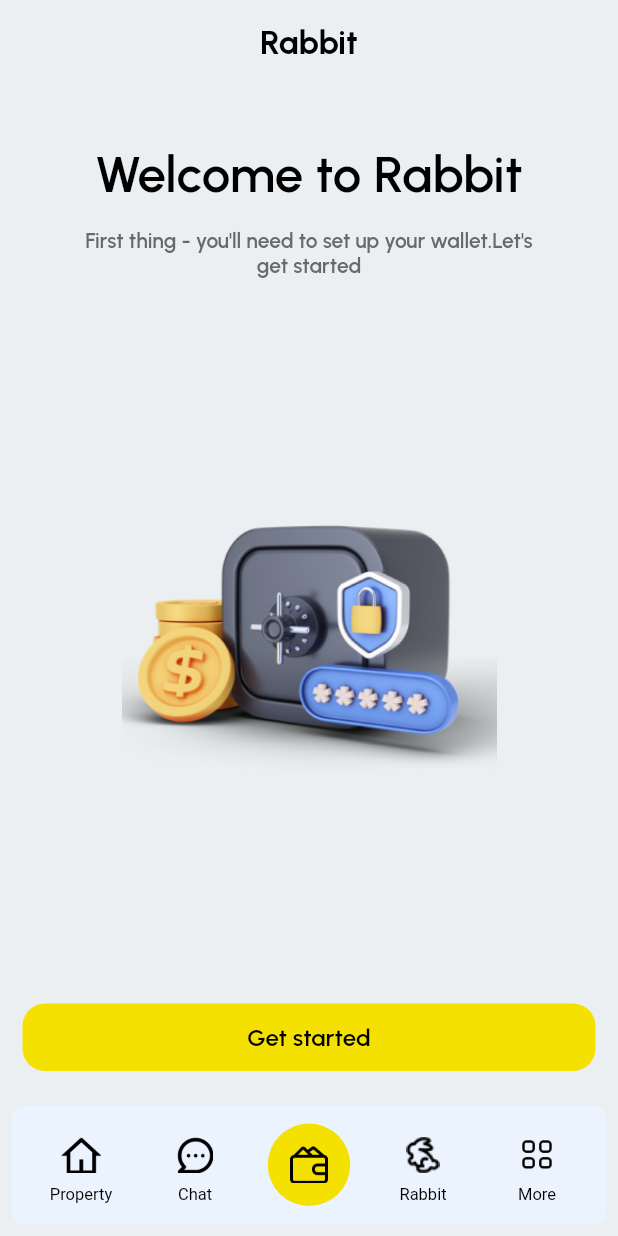
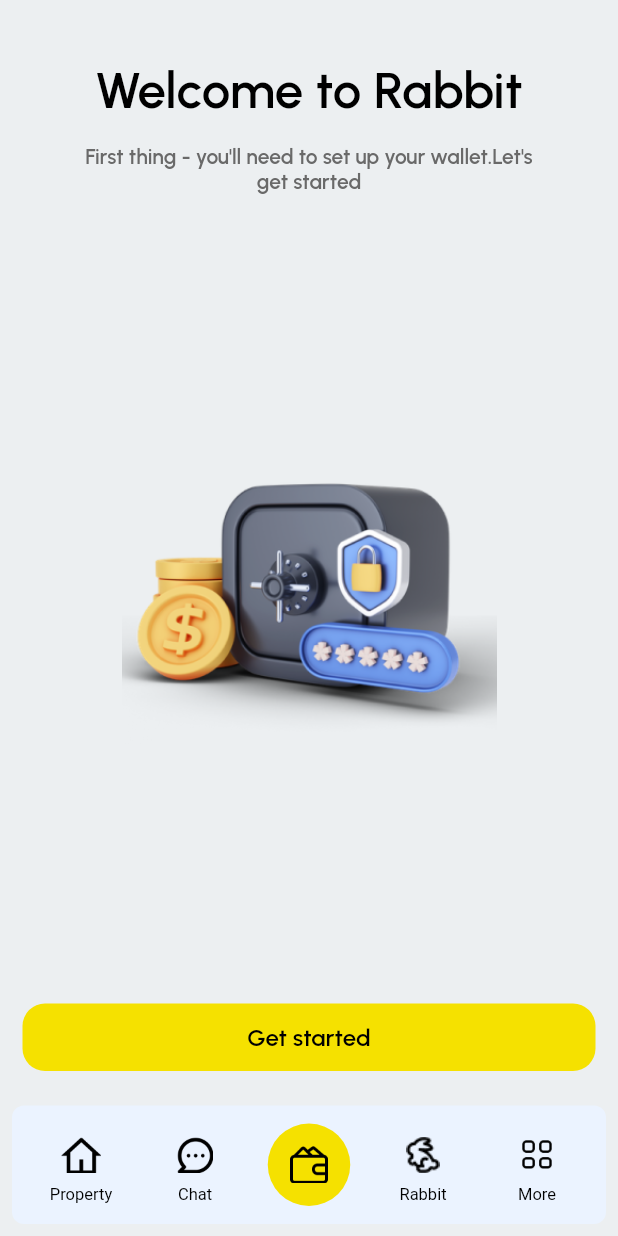
Before and after one commit to QuickFast-io/UX, a Flutter app: the Home_Screen screen opened directly, item 4 of the bottom bar chosen, on a phone screen of 412 x 824 dp. Run offline on Flutter 3.47's test engine with Material 2 defaults, Android fonts, the phone set to English and light mode, and no system bars; drawn by our look-alikes of floating_bottom_navigation_bar; our stand-ins replace awesome_snackbar_content, flutter_spinkit, flutter_svg, google_fonts, shared_preferences; missing offline and left inert: country_calling_code_picker, flutter_sim_country_code; accounts and stored records are empty.

Commit message:
design changes-21-01-2023 2

```diff
--- a/lib/screens/basic/home_screen.dart
+++ b/lib/screens/basic/home_screen.dart
@@ -3,6 +3,7 @@ import 'package:floating_bottom_navigation_bar/floating_bottom_navigation_bar.da
 import 'package:flutter/cupertino.dart';
 import 'package:flutter/material.dart';
 import 'package:flutter_svg/flutter_svg.dart';
+import 'package:rabbit/screens/home/chat_menu_screen.dart';
 import 'package:rabbit/screens/home/rabbit_page.dart';
 import 'package:rabbit/screens/side_menu/offers_screen.dart';
 import 'package:rabbit/screens/side_menu/profile_menu_screen.dart';
@@ -34,7 +35,7 @@ class _Home_ScreenState extends State<Home_Screen> {
 
   List<Widget> bottomPage = [
     Container(),
-    Container(),
+    Chat_Menu_Screen(),
     Offers_Screen(),
     RabbitScreen(),
     ProfileMenu_Screen(),
@@ -66,37 +67,38 @@ class _Home_ScreenState extends State<Home_Screen> {
   Widget build(BuildContext context) {
     return WillPopScope(child: Scaffold(
       backgroundColor: AppColors.backgroundColor,
-      appBar: currentindex==4|| currentindex==2?PreferredSize(child: Container(), preferredSize:Size(0.0,0.0)):AppBar(
-        backgroundColor: AppColors.backgroundColor,
-        automaticallyImplyLeading: false,
-        elevation: 0.0,
-        title: Text(
-          headerTitle,
-          style: CustomWidget(context: context).CustomSizedTextStyle(
-              22.0, AppColors.blackColor, FontWeight.w700, 'FontRegular'),
-        ),
-        centerTitle: true,
-        /*actions: [
-          Padding(
-            padding: EdgeInsets.only(left: 12.0, right: 12.0),
-            child: SvgPicture.asset(
-              'assets/images/notify.svg',
-              height: 20.0,
-              color: AppColors.blackColor,
-            ),
-          ),
-          Padding(
-            padding: EdgeInsets.only(left: 12.0, right: 12.0),
-            child: SvgPicture.asset(
-              'assets/images/profile.svg',
-              color: AppColors.blackColor,
-            ),
-          ),
-          SizedBox(
-            width: 20.0,
-          )
-        ],*/
-      ),
+
+      // appBar: currentindex==4|| currentindex==2?PreferredSize(child: Container(), preferredSize:Size(0.0,0.0)):AppBar(
+      //   backgroundColor: AppColors.backgroundColor,
+      //   automaticallyImplyLeading: false,
+      //   elevation: 0.0,
+      //   title: Text(
+      //     headerTitle,
+      //     style: CustomWidget(context: context).CustomSizedTextStyle(
+      //         22.0, AppColors.blackColor, FontWeight.w700, 'FontRegular'),
+      //   ),
+      //   centerTitle: true,
+      //   /*actions: [
+      //     Padding(
+      //       padding: EdgeInsets.only(left: 12.0, right: 12.0),
+      //       child: SvgPicture.asset(
+      //         'assets/images/notify.svg',
+      //         height: 20.0,
+      //         color: AppColors.blackColor,
+      //       ),
+      //     ),
+      //     Padding(
+      //       padding: EdgeInsets.only(left: 12.0, right: 12.0),
+      //       child: SvgPicture.asset(
+      //         'assets/images/profile.svg',
+      //         color: AppColors.blackColor,
+      //       ),
+      //     ),
+      //     SizedBox(
+      //       width: 20.0,
+      //     )
+      //   ],*/
+      // ),
       body: Stack(
         children: [screen,
         ],
--- a/lib/screens/side_menu/profile_menu_screen.dart
+++ b/lib/screens/side_menu/profile_menu_screen.dart
@@ -3,7 +3,7 @@ import 'package:flutter/material.dart';
 import 'package:flutter_svg/flutter_svg.dart';
 import 'package:rabbit/common/colors.dart';
 import 'package:rabbit/common/custom_widget.dart';
-import 'package:rabbit/screens/side_menu/chat_menu_screen.dart';
+import 'package:rabbit/screens/home/chat_menu_screen.dart';
 import 'package:rabbit/screens/side_menu/property_acknowledge_screen.dart';
 import 'package:rabbit/screens/side_menu/property_owner_screen.dart';
 import 'package:rabbit/screens/side_menu/sellers_terms_screen.dart';
```
Also changed, not shown: lib/screens/home/chat_menu_screen.dart (renamed from lib/screens/side_menu/chat_menu_screen.dart).
